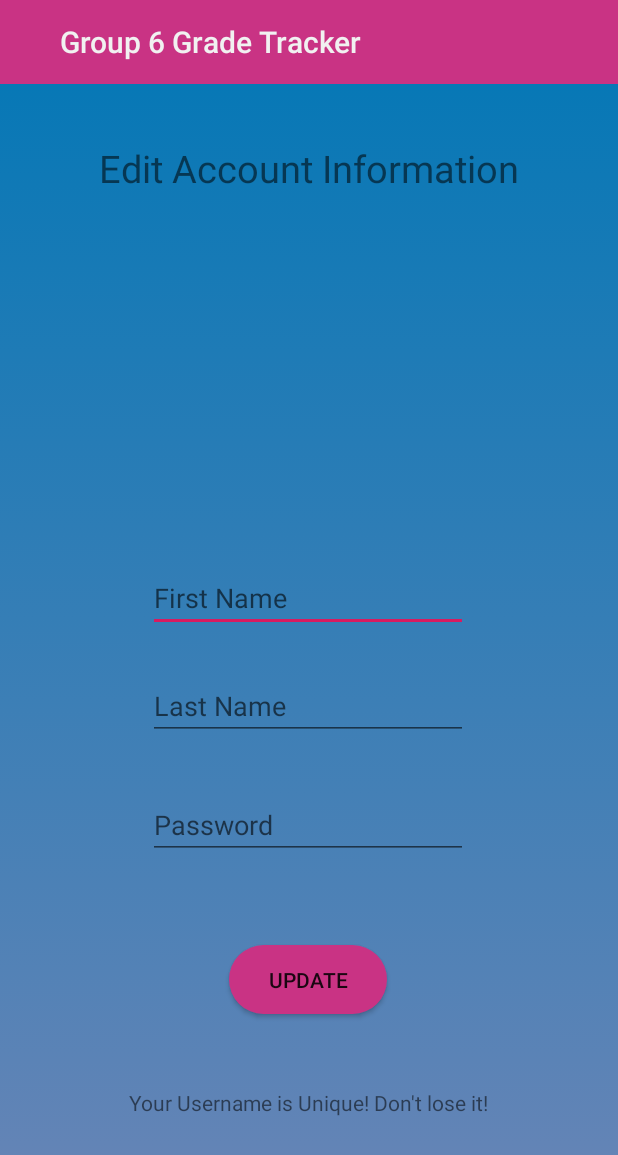
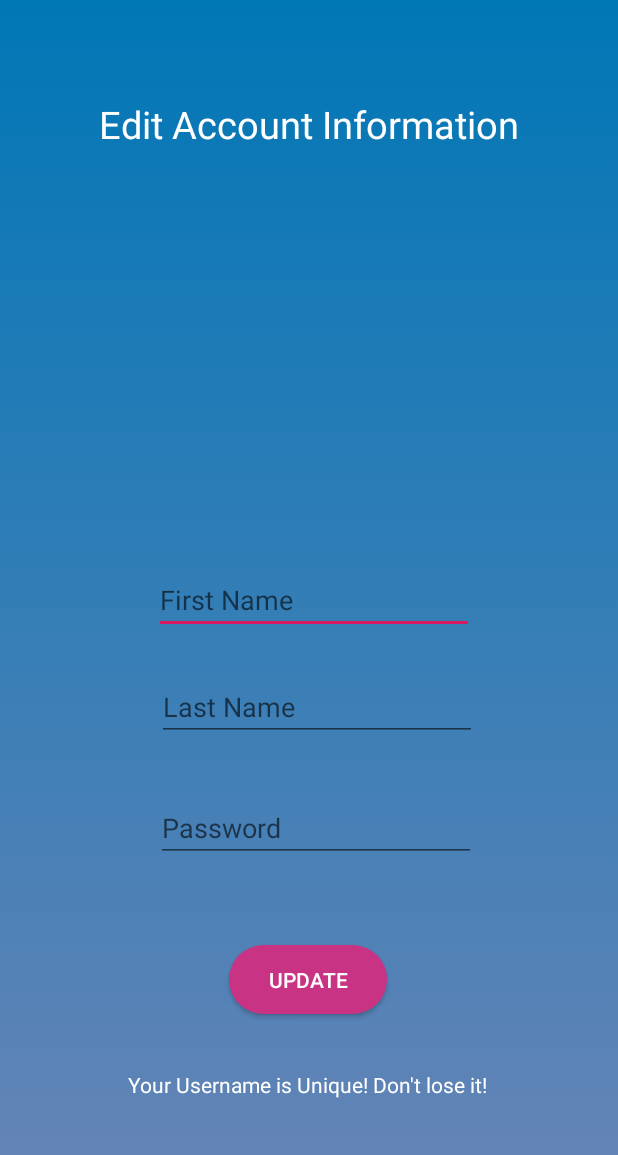
Before and after one commit to ElijahHallera/438-AndroidProject, an Android app: the EditAccount screen opened directly, with no data from a screen before it, on a phone screen of 412 x 824 dp. Shown: the top 1155 px of the screen. Run offline under Robolectric (Android 15) with nearby library versions, the phone set to English and light mode, and no system bars; our stand-ins replace Room's generated code; 4 statements that could not run were skipped.

Commit message:
Another User Interface Haul.

```diff
--- a/app/src/main/AndroidManifest.xml
+++ b/app/src/main/AndroidManifest.xml
@@ -11,7 +11,6 @@
         android:theme="@style/AppTheme">
         <activity android:name=".EditOrDeleteAssignmentActivity" />
         <activity android:name=".AddAssignmentActivity" />
-        <activity android:name=".DeleteId"></activity>
         <activity android:name=".CoursePage" />
         <activity android:name=".DeleteCourse" />
         <activity android:name=".EditCourse" />
--- a/app/src/main/java/software/engineering/project1gradecalculator/HomePageActivity.java
+++ b/app/src/main/java/software/engineering/project1gradecalculator/HomePageActivity.java
@@ -24,8 +24,6 @@ public class HomePageActivity extends AppCompatActivity {
     protected void onCreate(Bundle savedInstanceState) {
         super.onCreate(savedInstanceState);
         setContentView(R.layout.activity_home_page);
-        Toolbar toolbar = findViewById(R.id.toolbar);
-        setSupportActionBar(toolbar);
 
         Logout = findViewById(R.id.Logout_button);
         courses = findViewById(R.id.BTN_goToCourse);
--- a/app/src/main/res/layout/activity_edit_account.xml
+++ b/app/src/main/res/layout/activity_edit_account.xml
@@ -6,16 +6,6 @@
     android:layout_height="match_parent"
     tools:context=".EditAccount"
     android:background="@drawable/gradient">
-
-    <androidx.appcompat.widget.Toolbar
-        android:layout_width="match_parent"
-        android:layout_height="wrap_content"
-        android:id="@+id/toolbar"
-        android:background="#C93384"
-        android:theme="@style/ThemeOverlay.AppCompat.Dark.ActionBar"
-        app:title="Group 6 Grade Tracker"
-        app:titleTextColor="#f1f1f1"
-        app:titleMarginStart="40dp"/>
 
     <TextView
         android:id="@+id/textView2"
@@ -26,8 +16,9 @@
         app:layout_constraintBottom_toBottomOf="parent"
         app:layout_constraintEnd_toEndOf="parent"
         app:layout_constraintStart_toStartOf="parent"
+        android:textColor="#FFFFFF"
         app:layout_constraintTop_toTopOf="parent"
-        app:layout_constraintVertical_bias="0.12" />
+        app:layout_constraintVertical_bias="0.083" />
 
     <Button
         android:id="@+id/updateAccount"
@@ -39,6 +30,7 @@
         app:layout_constraintEnd_toEndOf="parent"
         app:layout_constraintHorizontal_bias="0.498"
         app:layout_constraintStart_toStartOf="parent"
+        android:textColor="#FFFFFF"
         app:layout_constraintTop_toTopOf="parent"
         app:layout_constraintVertical_bias="0.81" />
 
@@ -51,10 +43,10 @@
         android:inputType="textPersonName"
         app:layout_constraintBottom_toBottomOf="parent"
         app:layout_constraintEnd_toEndOf="parent"
-        app:layout_constraintHorizontal_bias="0.497"
+        app:layout_constraintHorizontal_bias="0.517"
         app:layout_constraintStart_toStartOf="parent"
-        app:layout_constraintTop_toTopOf="@+id/toolbar"
-        app:layout_constraintVertical_bias="0.483" />
+        app:layout_constraintTop_toTopOf="parent"
+        app:layout_constraintVertical_bias="0.485" />
 
     <EditText
         android:id="@+id/etNewLastName"
@@ -65,10 +57,10 @@
         android:inputType="textPersonName"
         app:layout_constraintBottom_toBottomOf="parent"
         app:layout_constraintEnd_toEndOf="parent"
-        app:layout_constraintHorizontal_bias="0.497"
+        app:layout_constraintHorizontal_bias="0.527"
         app:layout_constraintStart_toStartOf="parent"
-        app:layout_constraintTop_toTopOf="@+id/toolbar"
-        app:layout_constraintVertical_bias="0.575" />
+        app:layout_constraintTop_toBottomOf="@+id/currentPassword"
+        app:layout_constraintVertical_bias="0.247" />
 
     <EditText
         android:id="@+id/etNewPassword"
@@ -79,10 +71,10 @@
         android:inputType="textPersonName"
         app:layout_constraintBottom_toBottomOf="parent"
         app:layout_constraintEnd_toEndOf="parent"
-        app:layout_constraintHorizontal_bias="0.497"
+        app:layout_constraintHorizontal_bias="0.522"
         app:layout_constraintStart_toStartOf="parent"
-        app:layout_constraintTop_toTopOf="@+id/toolbar"
-        app:layout_constraintVertical_bias="0.677" />
+        app:layout_constraintTop_toBottomOf="@+id/currentPassword"
+        app:layout_constraintVertical_bias="0.431" />
 
     <TextView
         android:id="@+id/currentFirstName"
@@ -139,11 +131,13 @@
         android:id="@+id/textView"
         android:layout_width="wrap_content"
         android:layout_height="wrap_content"
+        android:textColor="#FFFFFF"
         android:text="Your Username is Unique! Don't lose it!"
         app:layout_constraintBottom_toBottomOf="parent"
         app:layout_constraintEnd_toEndOf="parent"
+        app:layout_constraintHorizontal_bias="0.497"
         app:layout_constraintStart_toStartOf="parent"
-        app:layout_constraintTop_toTopOf="@+id/toolbar"
-        app:layout_constraintVertical_bias="0.901" />
+        app:layout_constraintTop_toBottomOf="@+id/updateAccount"
+        app:layout_constraintVertical_bias="0.288" />
 
 </androidx.constraintlayout.widget.ConstraintLayout>
```
Also changed, not shown: app/src/main/java/software/engineering/project1gradecalculator/DeleteId.java (deleted, +0 -14 lines), app/src/main/res/layout/activity_add_assignment.xml (+10 -7 lines), app/src/main/res/layout/activity_add_course.xml (+6 -3 lines), app/src/main/res/layout/activity_course.xml (deleted, +0 -43 lines), app/src/main/res/layout/activity_course_page.xml (+10 -11 lines), app/src/main/res/layout/activity_delete_course.xml (+7 -2 lines), app/src/main/res/layout/activity_delete_id.xml (deleted, +0 -20 lines), app/src/main/res/layout/activity_edit_course.xml (+8 -2 lines), app/src/main/res/layout/activity_edit_or_delete_assignment.xml (+14 -9 lines), app/src/main/res/layout/activity_home_page.xml (+7 -13 lines).
